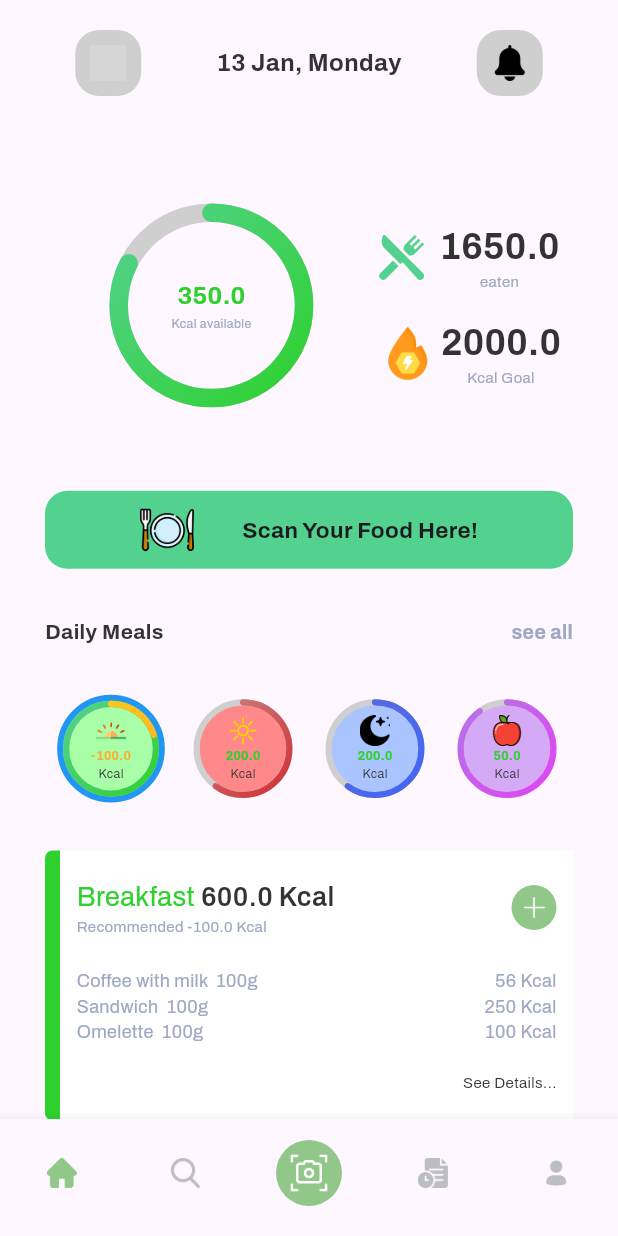
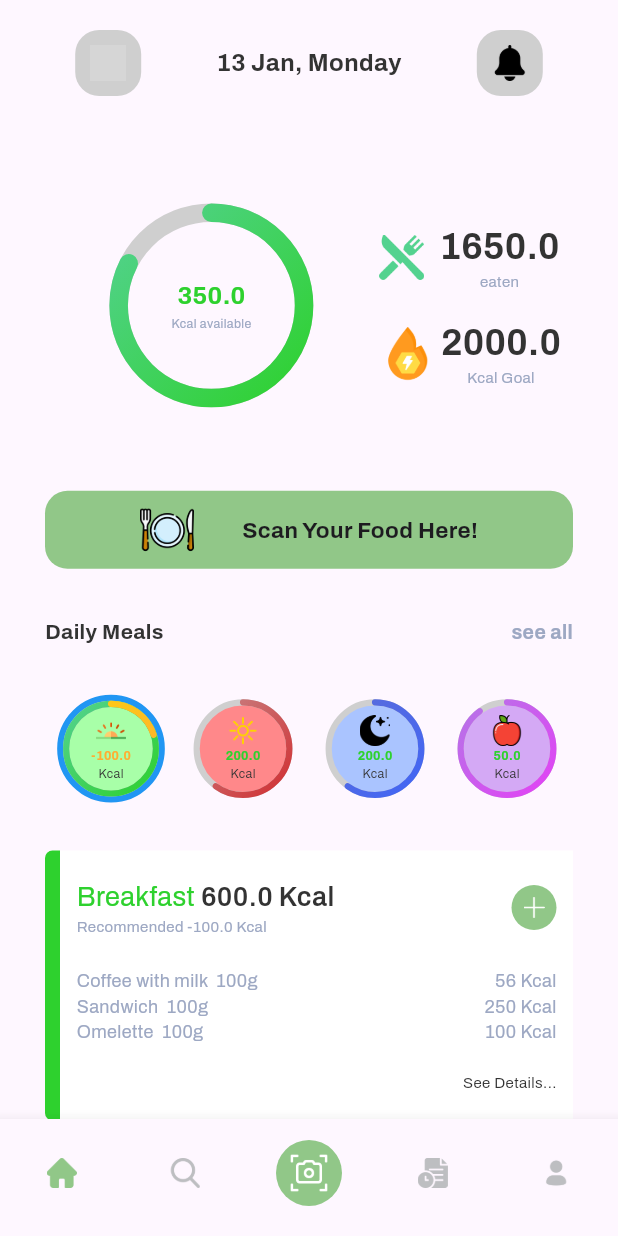
Before and after one commit to EdgarTanamal/Nutriwise, a Flutter app: the HomeScreen screen opened by its route, on a phone screen of 412 x 824 dp. Run offline on Flutter 3.47's test engine with Material 3 defaults, Android fonts, the light colour scheme and no system bars; our stand-ins replace cloud_firestore, firebase_auth, firebase_core, google_fonts, share_plus, shared_preferences; missing offline and left inert: json_cache; accounts and stored records are empty; grey boxes are pictures that could not be loaded.

Commit message:
change the button color

```diff
--- a/lib/view/pages/home_page.dart
+++ b/lib/view/pages/home_page.dart
@@ -139,7 +139,7 @@ class _HomeScreenState extends State<HomeScreen> {
               padding: const EdgeInsets.symmetric(horizontal: 30),
               child: Container(
                 decoration: BoxDecoration(
-                  color: AppColors.lightgreen,
+                  color: AppColors.button,
                   borderRadius: BorderRadius.circular(15), // Set your border radius here
                 ),
                 child: Padding(
```
